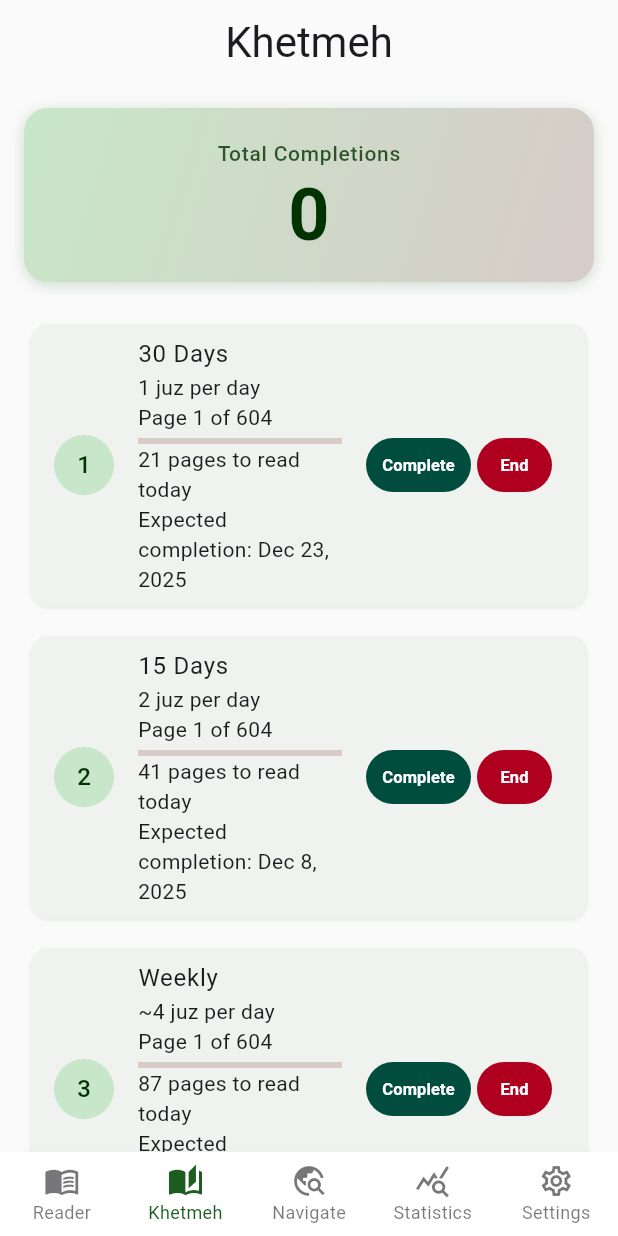
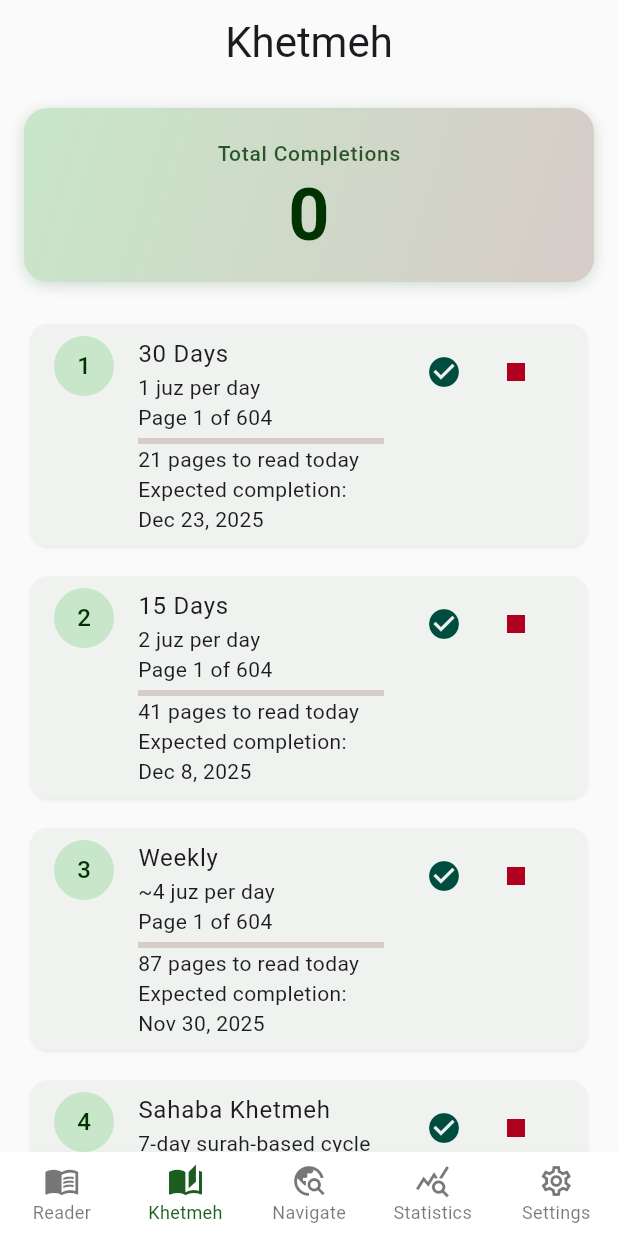
Before and after one commit to alialshishani/quran_sahaba, a Flutter app: the screen it shows after launch, item 2 of the bottom bar chosen, on a phone screen of 412 x 824 dp. Run offline on Flutter 3.47's test engine with Material 3 defaults, Android fonts, the phone set to English and light mode, and no system bars; our stand-ins replace shared_preferences.

Commit message:
everything is fine for now

```diff
--- a/lib/app.dart
+++ b/lib/app.dart
@@ -70,9 +70,9 @@ class _MyAppState extends State<MyApp> {
       error: const Color(0xFFCF6679),
       onError: const Color(0xFF690005),
 
-      surface: const Color(0xFF1C1B1F), // Rich dark
+      surface: const Color(0xFF000000), // Pure black for image merging
       onSurface: const Color(0xFFE6E1E5),
-      surfaceContainerHighest: const Color(0xFF36343B),
+      surfaceContainerHighest: const Color(0xFF1A1A1A), // Very dark gray
 
       outline: const Color(0xFF938F99),
       shadow: Colors.black54,
@@ -190,7 +190,7 @@ class _MyAppState extends State<MyApp> {
       ),
 
       bottomNavigationBarTheme: BottomNavigationBarThemeData(
-        backgroundColor: darkColorScheme.surfaceContainerHighest,
+        backgroundColor: const Color(0xFF000000), // Pure black
         selectedItemColor: darkColorScheme.primary,
         unselectedItemColor: darkColorScheme.onSurface.withValues(alpha: 0.6),
         elevation: 8,
--- a/lib/home/home_page.dart
+++ b/lib/home/home_page.dart
@@ -625,7 +625,7 @@ class _MyHomePageState extends State<MyHomePage> {
       pageAssetPath: _pageAssetPath,
       onPageChanged: _handlePageChanged,
       onNext: () => _goToPage(_currentPage + 1),
-      onPrevious: () => _goToPage(_currentPage - 1),
+      onPrevious: _currentPage > 1 ? () => _goToPage(_currentPage - 1) : () {},
       bottomBarVisible: _isBottomBarVisible,
       invertColors: widget.isDarkMode,
     );
--- a/lib/home/tabs/khetmeh_tab.dart
+++ b/lib/home/tabs/khetmeh_tab.dart
@@ -69,7 +69,7 @@ class KhetmehTab extends StatelessWidget {
           child: Column(
             children: [
               Text(
-                'Total Completions',
+                l.totalCompletions,
                 style: TextStyle(
                   fontSize: 14,
                   fontWeight: FontWeight.w500,
@@ -176,6 +176,7 @@ class KhetmehTab extends StatelessWidget {
           child: GestureDetector(
             onTap: isActive ? () => onPlanSelected(plan.id) : null,
             child: ListTile(
+              isThreeLine: true,
               leading: CircleAvatar(
                 backgroundColor: isActive
                     ? Theme.of(context).colorScheme.primaryContainer
@@ -249,67 +250,34 @@ class KhetmehTab extends StatelessWidget {
                     IconButton(
                       icon: const Icon(Icons.history),
                       onPressed: () => _showCompletionHistory(context, plan),
-                      tooltip: 'View completion history',
+                      tooltip: l.viewCompletionHistory,
                     ),
-                  // Free Roam (plan5) only shows Complete button, always active
                   if (plan.id == 'plan5')
-                    FilledButton.tonal(
+                    IconButton(
+                      icon: const Icon(Icons.check_circle),
                       onPressed: () => onCompleteKhetmeh(plan.id),
-                      style: FilledButton.styleFrom(
-                        backgroundColor: Theme.of(context).colorScheme.tertiaryContainer,
-                        foregroundColor: Theme.of(context).colorScheme.onTertiaryContainer,
-                        padding: const EdgeInsets.symmetric(horizontal: 10, vertical: 8),
-                        minimumSize: const Size(70, 36),
-                      ),
-                      child: const Text(
-                        'Complete',
-                        style: TextStyle(fontSize: 11, fontWeight: FontWeight.w600),
-                      ),
+                      tooltip: l.complete,
+                      color: Theme.of(context).colorScheme.tertiary,
                     ),
-                  // Other khetmehs: Show Start button if inactive, or Complete/End buttons if active
                   if (plan.id != 'plan5' && !isActive)
-                    FilledButton.tonal(
+                    IconButton(
+                      icon: const Icon(Icons.play_arrow),
                       onPressed: () => onStartKhetmeh(plan.id),
-                      style: FilledButton.styleFrom(
-                        backgroundColor: Theme.of(context).colorScheme.primaryContainer,
-                        foregroundColor: Theme.of(context).colorScheme.onPrimaryContainer,
-                        padding: const EdgeInsets.symmetric(horizontal: 12, vertical: 8),
-                        minimumSize: const Size(60, 36),
-                      ),
-                      child: const Text(
-                        'Start',
-                        style: TextStyle(fontSize: 12, fontWeight: FontWeight.w600),
-                      ),
+                      tooltip: l.start,
+                      color: Theme.of(context).colorScheme.primary,
                     ),
                   if (plan.id != 'plan5' && isActive) ...[
-                    // Complete button (increments count)
-                    FilledButton.tonal(
+                    IconButton(
+                      icon: const Icon(Icons.check_circle),
                       onPressed: () => onCompleteKhetmeh(plan.id),
-                      style: FilledButton.styleFrom(
-                        backgroundColor: Theme.of(context).colorScheme.tertiaryContainer,
-                        foregroundColor: Theme.of(context).colorScheme.onTertiaryContainer,
-                        padding: const EdgeInsets.symmetric(horizontal: 10, vertical: 8),
-                        minimumSize: const Size(70, 36),
-                      ),
-                      child: const Text(
-                        'Complete',
-                        style: TextStyle(fontSize: 11, fontWeight: FontWeight.w600),
-                      ),
+                      tooltip: l.complete,
+                      color: Theme.of(context).colorScheme.tertiary,
                     ),
-                    const SizedBox(width: 4),
-                    // End button (just deactivates)
-                    FilledButton.tonal(
+                    IconButton(
+                      icon: const Icon(Icons.stop),
                       onPressed: () => onEndKhetmeh(plan.id),
-                      style: FilledButton.styleFrom(
-                        backgroundColor: Theme.of(context).colorScheme.errorContainer,
-                        foregroundColor: Theme.of(context).colorScheme.onErrorContainer,
-                        padding: const EdgeInsets.symmetric(horizontal: 12, vertical: 8),
-                        minimumSize: const Size(50, 36),
-                      ),
-                      child: const Text(
-                        'End',
-                        style: TextStyle(fontSize: 11, fontWeight: FontWeight.w600),
-                      ),
+                      tooltip: l.end,
+                      color: Theme.of(context).colorScheme.error,
                     ),
                   ],
                 ],
--- a/lib/l10n/app_localizations.dart
+++ b/lib/l10n/app_localizations.dart
@@ -385,6 +385,114 @@ abstract class AppLocalizations {
   /// In en, this message translates to:
   /// **'Day {day}: {surah}'**
   String sahabaKhetmehDay(Object day, Object surah);
+
+  /// No description provided for @totalCompletions.
+  ///
+  /// In en, this message translates to:
+  /// **'Total Completions'**
+  String get totalCompletions;
+
+  /// No description provided for @start.
+  ///
+  /// In en, this message translates to:
+  /// **'Start'**
+  String get start;
+
+  /// No description provided for @complete.
+  ///
+  /// In en, this message translates to:
+  /// **'Complete'**
+  String get complete;
+
+  /// No description provided for @end.
+  ///
+  /// In en, this message translates to:
+  /// **'End'**
+  String get end;
+
+  /// No description provided for @viewCompletionHistory.
+  ///
+  /// In en, this message translates to:
+  /// **'View completion history'**
+  String get viewCompletionHistory;
+
+  /// No description provided for @aheadOfSchedule.
+  ///
+  /// In en, this message translates to:
+  /// **'Ahead of schedule'**
+  String get aheadOfSchedule;
+
+  /// No description provided for @behindSchedule.
+  ///
+  /// In en, this message translates to:
+  /// **'Behind schedule'**
+  String get behindSchedule;
+
+  /// No description provided for @onTrack.
+  ///
+  /// In en, this message translates to:
+  /// **'On track'**
+  String get onTrack;
+
+  /// No description provided for @todaysSurah.
+  ///
+  /// In en, this message translates to:
+  /// **'Today\'s surah: {surah}'**
+  String todaysSurah(Object surah);
+
+  /// No description provided for @completionHistory.
+  ///
+  /// In en, this message translates to:
+  /// **'{title} - History'**
+  String completionHistory(Object title);
+
+  /// No description provided for @noCompletionHistory.
+  ///
+  /// In en, this message translates to:
+  /// **'No completion history yet.'**
+  String get noCompletionHistory;
+
+  /// No description provided for @completedInDays.
+  ///
+  /// In en, this message translates to:
+  /// **'Completed in {count} {count, plural, =1{day} other{days}}'**
+  String completedInDays(num count);
+
+  /// No description provided for @started.
+  ///
+  /// In en, this message translates to:
+  /// **'Started: {date}'**
+  String started(Object date);
+
+  /// No description provided for @finished.
+  ///
+  /// In en, this message translates to:
+  /// **'Finished: {date}'**
+  String finished(Object date);
+
+  /// No description provided for @onTarget.
+  ///
+  /// In en, this message translates to:
+  /// **'On target!'**
+  String get onTarget;
+
+  /// No description provided for @daysAhead.
+  ///
+  /// In en, this message translates to:
+  /// **'{count} {count, plural, =1{day} other{days}} ahead'**
+  String daysAhead(num count);
+
+  /// No description provided for @daysOver.
+  ///
+  /// In en, this message translates to:
+  /// **'{count} {count, plural, =1{day} other{days}} over'**
+  String daysOver(num count);
+
+  /// No description provided for @close.
+  ///
+  /// In en, this message translates to:
+  /// **'Close'**
+  String get close;
 }
 
 class _AppLocalizationsDelegate
```
Also changed, not shown: lib/home/tabs/reader_tab.dart (+8 -2 lines), lib/l10n/app_ar.arb (+19 -1 lines), lib/l10n/app_en.arb (+19 -1 lines), lib/l10n/app_localizations_ar.dart (+86 -0 lines), lib/l10n/app_localizations_en.dart (+86 -0 lines).
